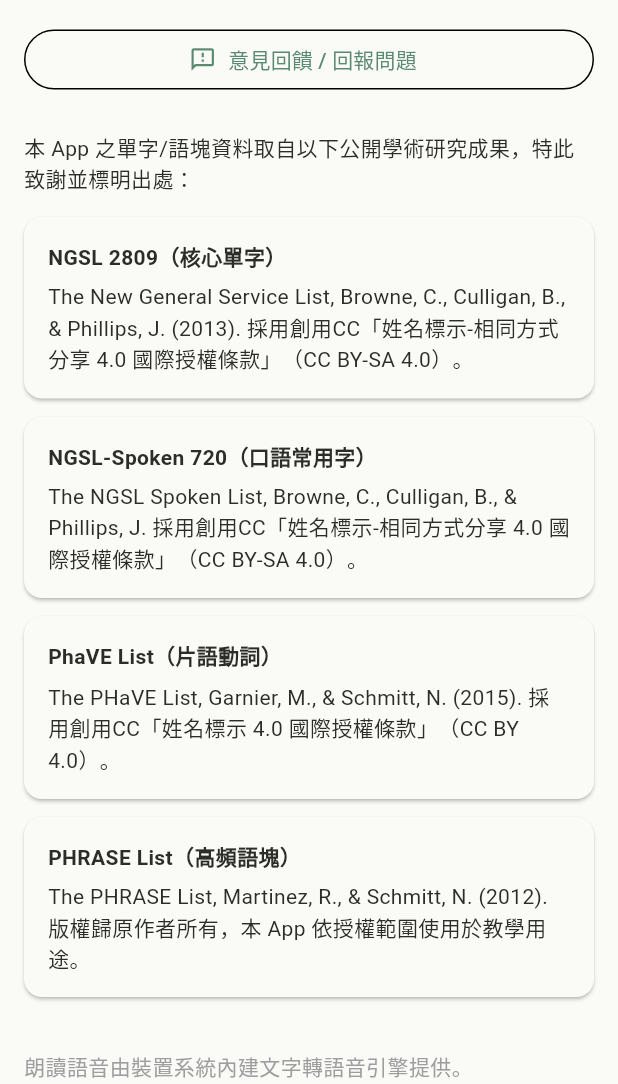
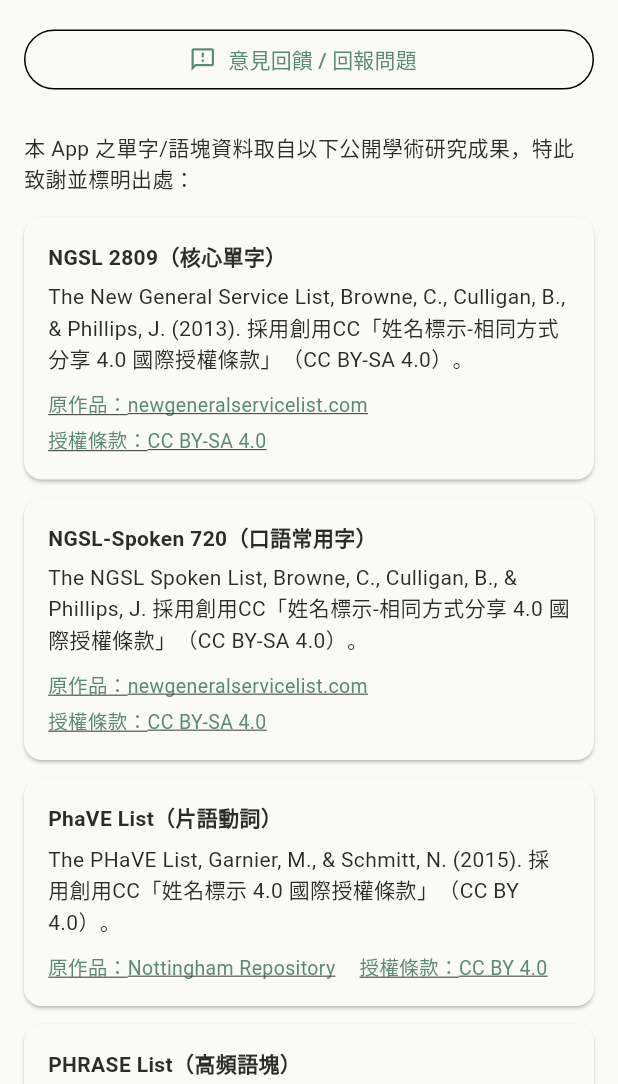
Before and after one commit to lawrence124875/english-learning-app, a Flutter app: the AboutScreen screen opened directly, on a phone screen of 412 x 824 dp, the part 152-1236 px from its top. Run offline on Flutter 3.47's test engine with Material 3 defaults, Android fonts, the phone set to English and light mode, and no system bars; our stand-ins replace audio_service, cloud_firestore, firebase_core, firebase_crashlytics, firebase_storage, flutter_local_notifications and 6 more; missing offline and left inert: android_intent_plus, purchases_flutter; accounts and stored records are empty; network calls fail.

Commit message:
版權頁加入可點擊連結，符合 CC BY/CC BY-SA 授權要求的完整義務
授權條款要求不只要標明作者/授權名稱，還要提供指向授權條款正文
與原作品的連結，之前的版本只有文字沒有連結，不夠完整。

- 用 url_launcher 讓 NGSL/NGSL-Spoken/PhaVE 三份教材的授權說明
  都有可點擊的連結（原作品來源 + CC 授權條款正文）
- AndroidManifest 加上 <queries> 宣告，讓 url_launcher 在
  Android 11+ 上能正常判斷、開啟外部連結（套件可見性限制）

```diff
--- a/lib/presentation/screens/about_screen.dart
+++ b/lib/presentation/screens/about_screen.dart
@@ -1,10 +1,19 @@
 import 'package:flutter/material.dart';
+import 'package:url_launcher/url_launcher.dart';
 import 'feedback_screen.dart';
 
 /// 版權/關於頁面。列出四份教材的正式來源引用，
-/// 滿足 CC BY / CC BY-SA 授權要求的「姓名標示」義務。
+/// 滿足 CC BY / CC BY-SA 授權要求的「姓名標示」義務——
+/// 包含姓名、著作權/授權聲明，以及指向授權條款與原作品的連結。
 class AboutScreen extends StatelessWidget {
   const AboutScreen({super.key});
+
+  static Future<void> _open(String url) async {
+    final uri = Uri.parse(url);
+    if (await canLaunchUrl(uri)) {
+      await launchUrl(uri, mode: LaunchMode.externalApplication);
+    }
+  }
 
   @override
   Widget build(BuildContext context) {
@@ -29,25 +38,41 @@ class AboutScreen extends StatelessWidget {
           const SizedBox(height: 24),
           const Text('本 App 之單字/語塊資料取自以下公開學術研究成果，特此致謝並標明出處：'),
           const SizedBox(height: 16),
-          const _AttributionCard(
+          _AttributionCard(
             title: 'NGSL 2809（核心單字）',
             body:
                 'The New General Service List, Browne, C., Culligan, B., & '
                 'Phillips, J. (2013). 採用創用CC「姓名標示-相同方式分享 4.0 '
                 '國際授權條款」（CC BY-SA 4.0）。',
+            sourceLabel: '原作品：newgeneralservicelist.com',
+            sourceUrl: 'https://www.newgeneralservicelist.com',
+            licenseLabel: '授權條款：CC BY-SA 4.0',
+            licenseUrl: 'https://creativecommons.org/licenses/by-sa/4.0/',
+            onOpen: _open,
           ),
-          const _AttributionCard(
+          _AttributionCard(
             title: 'NGSL-Spoken 720（口語常用字）',
             body:
                 'The NGSL Spoken List, Browne, C., Culligan, B., & Phillips, '
                 'J. 採用創用CC「姓名標示-相同方式分享 4.0 國際授權條款」'
                 '（CC BY-SA 4.0）。',
+            sourceLabel: '原作品：newgeneralservicelist.com',
+            sourceUrl: 'https://www.newgeneralservicelist.com',
+            licenseLabel: '授權條款：CC BY-SA 4.0',
+            licenseUrl: 'https://creativecommons.org/licenses/by-sa/4.0/',
+            onOpen: _open,
           ),
-          const _AttributionCard(
+          _AttributionCard(
             title: 'PhaVE List（片語動詞）',
             body:
                 'The PHaVE List, Garnier, M., & Schmitt, N. (2015). 採用'
                 '創用CC「姓名標示 4.0 國際授權條款」（CC BY 4.0）。',
+            sourceLabel: '原作品：Nottingham Repository',
+            sourceUrl:
+                'https://nottingham-repository.worktribe.com/output/762398',
+            licenseLabel: '授權條款：CC BY 4.0',
+            licenseUrl: 'https://creativecommons.org/licenses/by/4.0/',
+            onOpen: _open,
           ),
           const _AttributionCard(
             title: 'PHRASE List（高頻語塊）',
@@ -69,7 +94,21 @@ class AboutScreen extends StatelessWidget {
 class _AttributionCard extends StatelessWidget {
   final String title;
   final String body;
-  const _AttributionCard({required this.title, required this.body});
+  final String? sourceLabel;
+  final String? sourceUrl;
+  final String? licenseLabel;
+  final String? licenseUrl;
+  final Future<void> Function(String url)? onOpen;
+
+  const _AttributionCard({
+    required this.title,
+    required this.body,
+    this.sourceLabel,
+    this.sourceUrl,
+    this.licenseLabel,
+    this.licenseUrl,
+    this.onOpen,
+  });
 
   @override
   Widget build(BuildContext context) {
@@ -83,9 +122,43 @@ class _AttributionCard extends StatelessWidget {
             Text(title, style: const TextStyle(fontWeight: FontWeight.bold)),
             const SizedBox(height: 6),
             Text(body),
+            if (sourceUrl != null || licenseUrl != null) ...[
+              const SizedBox(height: 10),
+              Wrap(
+                spacing: 16,
+                runSpacing: 4,
+                children: [
+                  if (sourceUrl != null)
+                    _LinkText(label: sourceLabel!, onTap: () => onOpen!(sourceUrl!)),
+                  if (licenseUrl != null)
+                    _LinkText(label: licenseLabel!, onTap: () => onOpen!(licenseUrl!)),
+                ],
+              ),
+            ],
           ],
         ),
       ),
     );
   }
 }
+
+class _LinkText extends StatelessWidget {
+  final String label;
+  final VoidCallback onTap;
+  const _LinkText({required this.label, required this.onTap});
+
+  @override
+  Widget build(BuildContext context) {
+    return InkWell(
+      onTap: onTap,
+      child: Text(
+        label,
+        style: TextStyle(
+          color: Theme.of(context).colorScheme.primary,
+          decoration: TextDecoration.underline,
+          fontSize: 13,
+        ),
+      ),
+    );
+  }
+}
--- a/pubspec.yaml
+++ b/pubspec.yaml
@@ -25,6 +25,7 @@ dependencies:
   timezone: ^0.9.4
   permission_handler: ^11.3.1
   android_intent_plus: ^5.1.0
+  url_launcher: ^6.3.1
 
 dev_dependencies:
   flutter_test:
```
Also changed, not shown: 1 other file.
